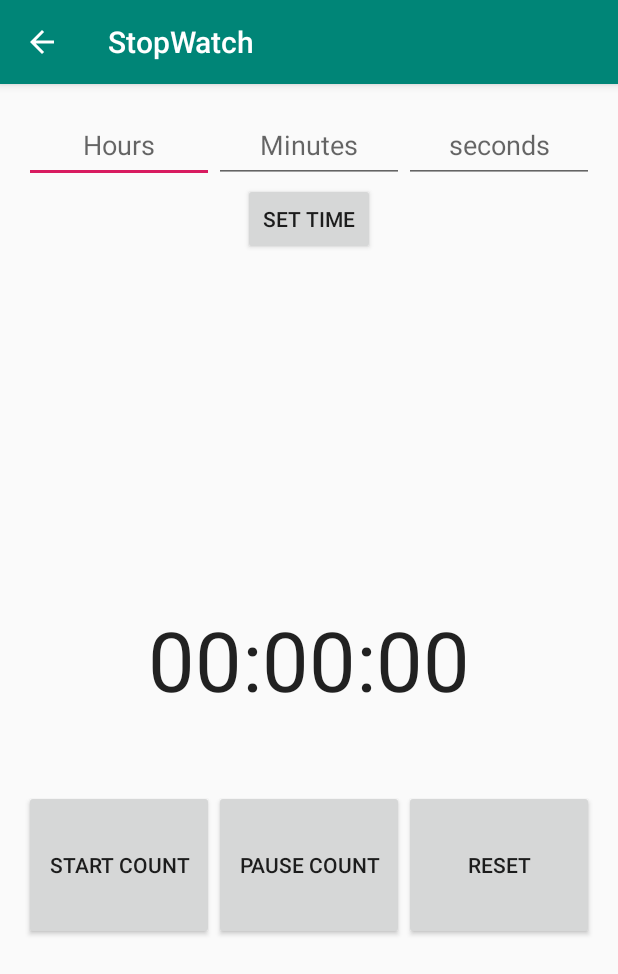
After one commit to mohamedhalim1998/StopWatch, an Android app: the CountDownActivity screen opened directly, with no data from a screen before it, on a phone screen of 412 x 824 dp. The commit adds this screen. Shown: the top 974 px of the screen. Run offline under Robolectric (Android 15) with nearby library versions, the phone set to English and light mode, and no system bars.

Commit message:
add: countdown mode

```diff
--- a/app/src/main/AndroidManifest.xml
+++ b/app/src/main/AndroidManifest.xml
@@ -9,6 +9,8 @@
         android:roundIcon="@mipmap/ic_launcher_round"
         android:supportsRtl="true"
         android:theme="@style/AppTheme">
+        <activity android:name=".CountDownActivity"
+            android:parentActivityName=".MainActivity"></activity>
         <activity android:name=".MainActivity">
             <intent-filter>
                 <action android:name="android.intent.action.MAIN" />
@@ -16,6 +18,9 @@
                 <category android:name="android.intent.category.LAUNCHER" />
             </intent-filter>
         </activity>
+        <activity
+            android:name=".StopWatchActivity"
+            android:parentActivityName=".MainActivity" />
     </application>
 
 </manifest>
--- /dev/null
+++ b/app/src/main/java/com/mohamed/halim/essa/stopwatch/CountDownActivity.java
@@ -0,0 +1,199 @@
+package com.mohamed.halim.essa.stopwatch;
+
+import androidx.annotation.NonNull;
+import androidx.appcompat.app.AppCompatActivity;
+
+import android.os.Bundle;
+import android.os.SystemClock;
+import android.view.View;
+import android.widget.Button;
+import android.widget.Chronometer;
+import android.widget.EditText;
+import android.widget.Toast;
+
+public class CountDownActivity extends AppCompatActivity {
+
+    // indicate if the timer is running
+    private boolean running;
+
+    // show the timer
+    private Chronometer countDown;
+
+    private EditText hoursEditText;
+    private EditText minutesEditText;
+    private EditText secondsEditText;
+    long remainingSeconds = 0;
+    long originalSeconds = 0;
+    Bundle instanceState;
+
+    @Override
+    protected void onCreate(Bundle savedInstanceState) {
+        super.onCreate(savedInstanceState);
+        setContentView(R.layout.activity_count_down);
+        // get the view for the start button
+        // Button to start the timer
+        Button start = findViewById(R.id.start_count);
+        // get the view for the pause button
+        // button to pause the timer
+        Button pause = findViewById(R.id.pause_count);
+        // get the view for the stop button
+        // button to stop the timer
+        Button reset = findViewById(R.id.reset);
+
+        // button to get set the counter time
+        Button setTime = findViewById(R.id.set_time);
+        // get the view for the Chronometer
+        countDown = findViewById(R.id.counter_chronometer);
+        // edit text for the hours
+        hoursEditText = findViewById(R.id.time_hours);
+
+        // edit text for the hours
+        minutesEditText = findViewById(R.id.time_minutes);
+
+        // edit text for the hours
+        secondsEditText = findViewById(R.id.time_seconds);
+
+        setTime.setOnClickListener(new View.OnClickListener() {
+            @Override
+            public void onClick(View view) {
+                getTime();
+            }
+        });
+
+        // set the initial timer
+        countDown.setText(getTimeFormat(remainingSeconds));
+        // set tick listener to update the timer
+        countDown.setOnChronometerTickListener(new Chronometer.OnChronometerTickListener() {
+            @Override
+            public void onChronometerTick(Chronometer chronometer) {
+                if (remainingSeconds > 1) {
+                    remainingSeconds--;
+                } else {
+                    remainingSeconds--;
+                    Toast.makeText(CountDownActivity.this, getString(R.string.time_out),Toast.LENGTH_SHORT).show();
+                    countDown.stop();
+                    running = false;
+
+                }
+                countDown.setText(getTimeFormat(remainingSeconds));
+
+            }
+        });
+        // start the count down
+        start.setOnClickListener(new View.OnClickListener() {
+            @Override
+            public void onClick(View view) {
+                if(!running && remainingSeconds > 1) {
+                    countDown.start();
+                    running = true;
+                }
+            }
+        });
+        // pause the count down
+        pause.setOnClickListener(new View.OnClickListener() {
+            @Override
+            public void onClick(View view) {
+                if(running) {
+                    countDown.stop();
+                    running = false;
+                }
+            }
+        });
+        // reset the count down
+        reset.setOnClickListener(new View.OnClickListener() {
+            @Override
+            public void onClick(View view) {
+                remainingSeconds = originalSeconds;
+                countDown.setText(getTimeFormat(remainingSeconds));
+            }
+        });
+
+    }
+
+    /**
+     * get the time from the edit text fields
+     */
+    private void getTime() {
+        int hours = getIntFromString(hoursEditText.getText().toString());
+        int minutes = getIntFromString(minutesEditText.getText().toString());
+        int seconds = getIntFromString(secondsEditText.getText().toString());
+        if(seconds > 59 || minutes > 59 || hours > 99){
+            Toast.makeText(this, getString(R.string.invaild_time),Toast.LENGTH_SHORT).show();
+            return;
+        }
+        remainingSeconds = hours * 60 * 60 + minutes * 60 + seconds;
+        originalSeconds = remainingSeconds;
+        countDown.setText(getTimeFormat(remainingSeconds));
+    }
+
+    /**
+     * get integer value of string or 0 if can't
+     * @param s : string int
+     * @return int of s or 0
+     */
+    private int getIntFromString(String s) {
+        try {
+            return Integer.valueOf(s);
+        } catch (Exception e){
+            return 0;
+        }
+    }
+
+    /**
+     * get the time format from remainingSeconds
+     * @param seconds : the left time in remainingSeconds
+     * @return time formatted
+     */
+    private CharSequence getTimeFormat(long seconds) {
+        int hours = (int) (seconds / 60 / 60);
+        int minutes = (int) (seconds / 60 % 60);
+        seconds = seconds % 60;
+
+        String timeFormat = String.format("%02d:%02d:%02d", hours, minutes, seconds);
+
+        return timeFormat;
+    }
+
+    @Override
+    protected void onResume() {
+        super.onResume();
+        if(instanceState != null){
+            onRestoreInstanceState(instanceState);
+        }
+    }
+
+    @Override
+    protected void onPause() {
+        super.onPause();
+        instanceState = new Bundle();
+        onSaveInstanceState(instanceState);
+    }
+
+    /**
+     * save the values of the app
+     * @param outState : bundle to store the values
+     */
+    @Override
+    protected void onSaveInstanceState(Bundle outState) {
+        super.onSaveInstanceState(outState);
+        outState.putLong("remainingSeconds", remainingSeconds);
+        outState.putBoolean("running",running);
+
+
+    }
+
+    /**
+     * restore the state of the app
+     * @param savedInstanceState : the saved bundle
+     */
+    @Override
+    protected void onRestoreInstanceState(@NonNull Bundle savedInstanceState) {
+        super.onRestoreInstanceState(savedInstanceState);
+        remainingSeconds = savedInstanceState.getLong("remainingSeconds");
+        running = savedInstanceState.getBoolean("running");
+        countDown.setText(getTimeFormat(remainingSeconds));
+        if(running){
+            countDown.start();
+        }
+    }
+}
--- /dev/null
+++ b/app/src/main/res/layout-land/activity_count_down.xml
@@ -0,0 +1,82 @@
+<?xml version="1.0" encoding="utf-8"?>
+<RelativeLayout xmlns:android="http://schemas.android.com/apk/res/android"
+    xmlns:app="http://schemas.android.com/apk/res-auto"
+    xmlns:tools="http://schemas.android.com/tools"
+    android:layout_width="match_parent"
+    android:layout_height="match_parent"
+    tools:context=".CountDownActivity">
+    <Chronometer
+        android:id="@+id/counter_chronometer"
+        android:layout_width="wrap_content"
+        android:layout_height="wrap_content"
+        android:layout_centerInParent="true"
+        android:textSize="55sp"/>
+
+    <LinearLayout
+        android:id="@+id/input_layout"
+        android:layout_width="match_parent"
+        android:layout_height="50dp">
+        <EditText
+            android:id="@+id/time_hours"
+            android:layout_width="0dp"
+            android:layout_height="match_parent"
+            android:layout_weight="1"
+            android:gravity="center"
+            android:inputType="number"
+            android:hint="@string/hours"/>
+
+        <EditText
+            android:id="@+id/time_minutes"
+            android:layout_width="0dp"
+            android:layout_height="match_parent"
+            android:layout_weight="1"
+            android:gravity="center"
+            android:inputType="number"
+            android:hint="@string/minutes"/>
+
+        <EditText
+            android:id="@+id/time_seconds"
+            android:layout_width="0dp"
+            android:layout_height="match_parent"
+            android:layout_weight="1"
+            android:gravity="center"
+            android:inputType="number"
+            android:hint="@string/seconds"/>
+    </LinearLayout>
+    <Button
+        android:id="@+id/set_time"
+        android:layout_width="wrap_content"
+        android:layout_height="wrap_content"
+        android:layout_below="@id/input_layout"
+        android:layout_centerHorizontal="true"
+        android:text="@string/set_time"/>
+
+    <LinearLayout
+        android:layout_width="match_parent"
+        android:layout_height="100dp"
+        android:layout_below="@+id/counter_chronometer">
+
+
+        <Button
+            android:id="@+id/start_count"
+            android:layout_width="0dp"
+            android:layout_height="match_parent"
+            android:layout_weight="1"
+            android:text="@string/start_count" />
+
+        <Button
+            android:id="@+id/pause_count"
+            android:layout_width="0dp"
+            android:layout_height="match_parent"
+            android:layout_weight="1"
+            android:text="@string/pause_count" />
+
+        <Button
+            android:id="@+id/reset"
+            android:layout_width="0dp"
+            android:layout_height="match_parent"
+            android:layout_weight="1"
+            android:text="@string/reset" />
+    </LinearLayout>
+
+</RelativeLayout>
--- a/app/src/main/res/layout-land/activity_main.xml
+++ b/app/src/main/res/layout-land/activity_stop_watch.xml
@@ -4,7 +4,7 @@
     xmlns:tools="http://schemas.android.com/tools"
     android:layout_width="match_parent"
     android:layout_height="match_parent"
-    tools:context=".MainActivity">
+    tools:context=".StopWatchActivity">
 
     <Chronometer
         android:id="@+id/timer_text_view"
--- /dev/null
+++ b/app/src/main/res/layout/activity_count_down.xml
@@ -0,0 +1,86 @@
+<?xml version="1.0" encoding="utf-8"?>
+<RelativeLayout xmlns:android="http://schemas.android.com/apk/res/android"
+    xmlns:app="http://schemas.android.com/apk/res-auto"
+    xmlns:tools="http://schemas.android.com/tools"
+    android:layout_width="match_parent"
+    android:layout_height="match_parent"
+    android:padding="16dp"
+    tools:context=".CountDownActivity">
+
+    <Chronometer
+        android:id="@+id/counter_chronometer"
+        android:layout_width="wrap_content"
+        android:layout_height="wrap_content"
+        android:layout_centerInParent="true"
+        android:layout_marginBottom="50dp"
+        android:textSize="55sp" />
+
+
+    <LinearLayout
+        android:id="@+id/input_layout"
+        android:layout_width="match_parent"
+        android:layout_height="50dp">
+        <EditText
+            android:id="@+id/time_hours"
+            android:layout_width="0dp"
+            android:layout_height="match_parent"
+            android:layout_weight="1"
+            android:gravity="center"
+            android:inputType="number"
+            android:hint="@string/hours"/>
+
+        <EditText
+            android:id="@+id/time_minutes"
+            android:layout_width="0dp"
+            android:layout_height="match_parent"
+            android:layout_weight="1"
+            android:gravity="center"
+            android:inputType="number"
+            android:hint="@string/minutes"/>
+
+        <EditText
+            android:id="@+id/time_seconds"
+            android:layout_width="0dp"
+            android:layout_height="match_parent"
+            android:layout_weight="1"
+            android:gravity="center"
+            android:inputType="number"
+            android:hint="@string/seconds"/>
+    </LinearLayout>
+    <Button
+        android:id="@+id/set_time"
+        android:layout_width="wrap_content"
+        android:layout_height="wrap_content"
+        android:layout_below="@id/input_layout"
+        android:layout_centerHorizontal="true"
+        android:text="@string/set_time"/>
+
+    <LinearLayout
+        android:layout_width="match_parent"
+        android:layout_height="100dp"
+        android:layout_below="@+id/counter_chronometer">
+
+
+        <Button
+            android:id="@+id/start_count"
+            android:layout_width="0dp"
+            android:layout_height="match_parent"
+            android:layout_weight="1"
+            android:text="@string/start_count" />
+
+        <Button
+            android:id="@+id/pause_count"
+            android:layout_width="0dp"
+            android:layout_height="match_parent"
+            android:layout_weight="1"
+            android:text="@string/pause_count" />
+
+        <Button
+            android:id="@+id/reset"
+            android:layout_width="0dp"
+            android:layout_height="match_parent"
+            android:layout_weight="1"
+            android:text="@string/reset" />
+    </LinearLayout>
+
+</RelativeLayout>
--- a/app/src/main/res/values/strings.xml
+++ b/app/src/main/res/values/strings.xml
@@ -3,4 +3,15 @@
     <string name="start_button">start</string>
     <string name="pause_button">pause</string>
     <string name="stop_button">stop</string>
+    <string name="stop_watch_mode">Stop watch mode</string>
+    <string name="countdown_mode">Countdown mode</string>
+    <string name="start_count">start count</string>
+    <string name="reset">reset</string>
+    <string name="pause_count">pause count</string>
+    <string name="hours">Hours</string>
+    <string name="minutes">Minutes</string>
+    <string name="seconds">seconds</string>
+    <string name="set_time">set Time</string>
+    <string name="time_out">time out</string>
+    <string name="invaild_time">invalid Time try again</string>
 </resources>
```
Also changed, not shown: app/src/main/java/com/mohamed/halim/essa/stopwatch/MainActivity.java (+11 -110 lines), app/src/main/java/com/mohamed/halim/essa/stopwatch/StopWatchActivity.java (added, +131 -0 lines), app/src/main/res/layout/activity_main.xml (+16 -34 lines), app/src/main/res/layout/activity_stop_watch.xml (added, +44 -0 lines).
